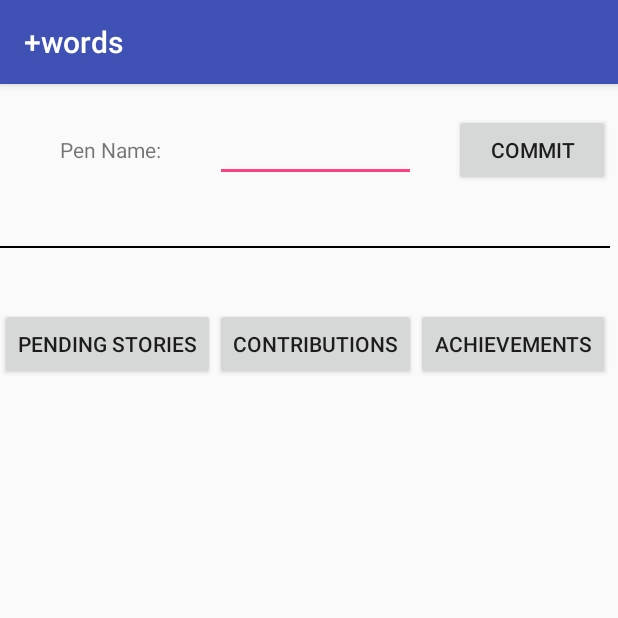
After one commit to seangovens/-words, an Android app: the ProfileActivity screen opened directly, with no data from a screen before it, on a phone screen of 412 x 824 dp, the top half of it. The commit adds this screen. Run offline under Robolectric (Android 15) with nearby library versions, the phone set to English and light mode, and no system bars.

Commit message:
Added profile and profile activity

```diff
--- a/app/build.gradle
+++ b/app/build.gradle
@@ -24,4 +24,8 @@ dependencies {
     testCompile 'junit:junit:4.12'
     compile 'com.android.support:appcompat-v7:24.1.1'
     compile 'com.android.support:design:24.1.1'
+    compile 'com.google.firebase:firebase-auth:9.2.1'
+    compile 'com.google.firebase:firebase-database:9.4.0'
 }
+
+apply plugin: 'com.google.gms.google-services'
--- a/app/src/main/AndroidManifest.xml
+++ b/app/src/main/AndroidManifest.xml
@@ -22,6 +22,7 @@
                 <category android:name="android.intent.category.LAUNCHER" />
             </intent-filter>
         </activity>
+        <activity android:name=".ProfileActivity"></activity>
     </application>
 
 </manifest>
--- /dev/null
+++ b/app/src/main/java/com/example/peachcobbler/words/ProfileActivity.java
@@ -0,0 +1,13 @@
+package com.example.peachcobbler.words;
+
+import android.support.v7.app.AppCompatActivity;
+import android.os.Bundle;
+
+public class ProfileActivity extends AppCompatActivity {
+
+    @Override
+    protected void onCreate(Bundle savedInstanceState) {
+        super.onCreate(savedInstanceState);
+        setContentView(R.layout.activity_profile);
+    }
+}
--- /dev/null
+++ b/app/src/main/res/layout/activity_profile.xml
@@ -0,0 +1,50 @@
+<?xml version="1.0" encoding="utf-8"?>
+<TableLayout
+    android:layout_width="fill_parent"
+    android:layout_height="fill_parent"
+    xmlns:android="http://schemas.android.com/apk/res/android">
+
+    <TableRow
+        android:layout_marginTop="20dp">
+    <TextView
+        android:layout_width="wrap_content"
+        android:layout_height="wrap_content"
+        android:text="Pen Name:"
+        android:layout_marginLeft="40dp"
+        android:id="@+id/penNameText"
+        android:layout_column="0"/>
+
+    <EditText
+        android:layout_width="wrap_content"
+        android:layout_height="wrap_content"
+        android:layout_column="1"
+        android:layout_alignRight="@+id/penNameText"/>
+
+        <Button
+            android:text="Commit"
+            android:layout_marginLeft="25dp"/>
+    </TableRow>
+
+    <TableRow
+        android:layout_marginTop="40dp"
+        android:layout_marginBottom="40dp">
+        <View
+            android:layout_width="fill_parent"
+            android:layout_height="1dip"
+            android:layout_span="4"
+            android:background="#000000" />
+    </TableRow>
+
+    <TableRow>
+        <Button
+            android:text="Pending Stories"
+            android:layout_column="0"/>
+        <Button
+            android:text="Contributions"
+            android:layout_column="1"/>
+        <Button
+            android:text="Achievements"
+            android:layout_column="2"/>
+    </TableRow>
+
+</TableLayout>
--- /dev/null
+++ b/app/src/main/res/values-w820dp/dimens.xml
@@ -0,0 +1,6 @@
+<resources>
+    <!-- Example customization of dimensions originally defined in res/values/dimens.xml
+         (such as screen margins) for screens with more than 820dp of available width. This
+         would include 7" and 10" devices in landscape (~960dp and ~1280dp respectively). -->
+    <dimen name="activity_horizontal_margin">64dp</dimen>
+</resources>
--- a/build.gradle
+++ b/build.gradle
@@ -6,6 +6,7 @@ buildscript {
     }
     dependencies {
         classpath 'com.android.tools.build:gradle:2.1.3'
+        classpath 'com.google.gms:google-services:3.0.0'
 
         // NOTE: Do not place your application dependencies here; they belong
         // in the individual module build.gradle files
```
Also changed, not shown: app/src/main/java/com/example/peachcobbler/words/LoginActivity.java (+70 -28 lines), app/src/main/java/com/example/peachcobbler/words/Utilities/Profile.java (added, +15 -0 lines), 1 other file.
